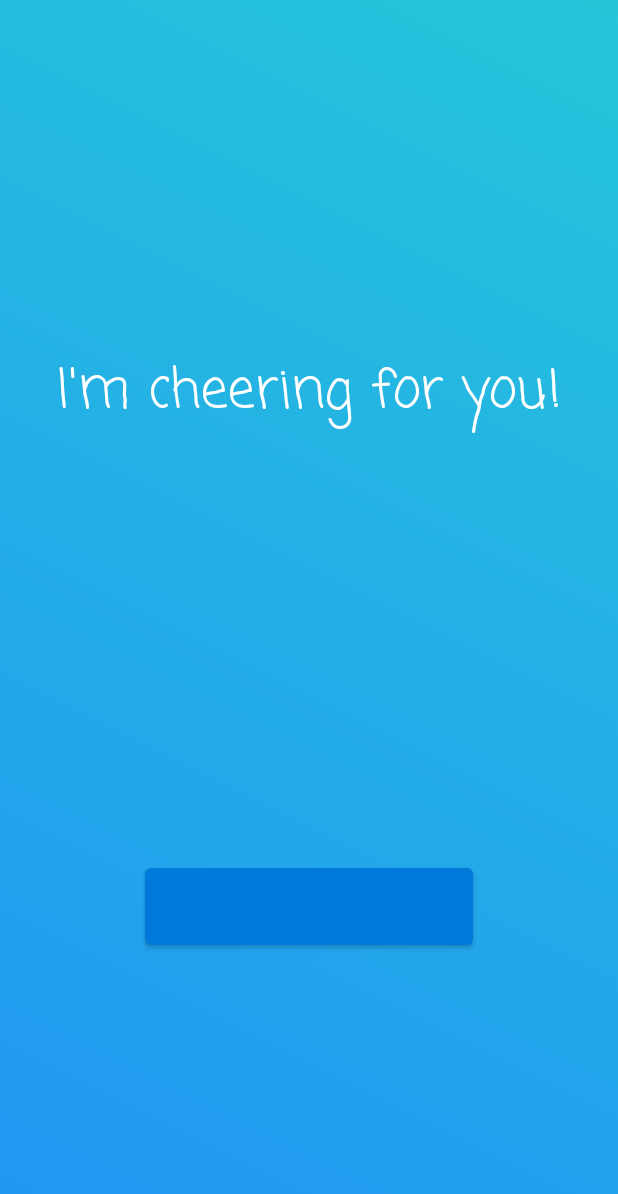
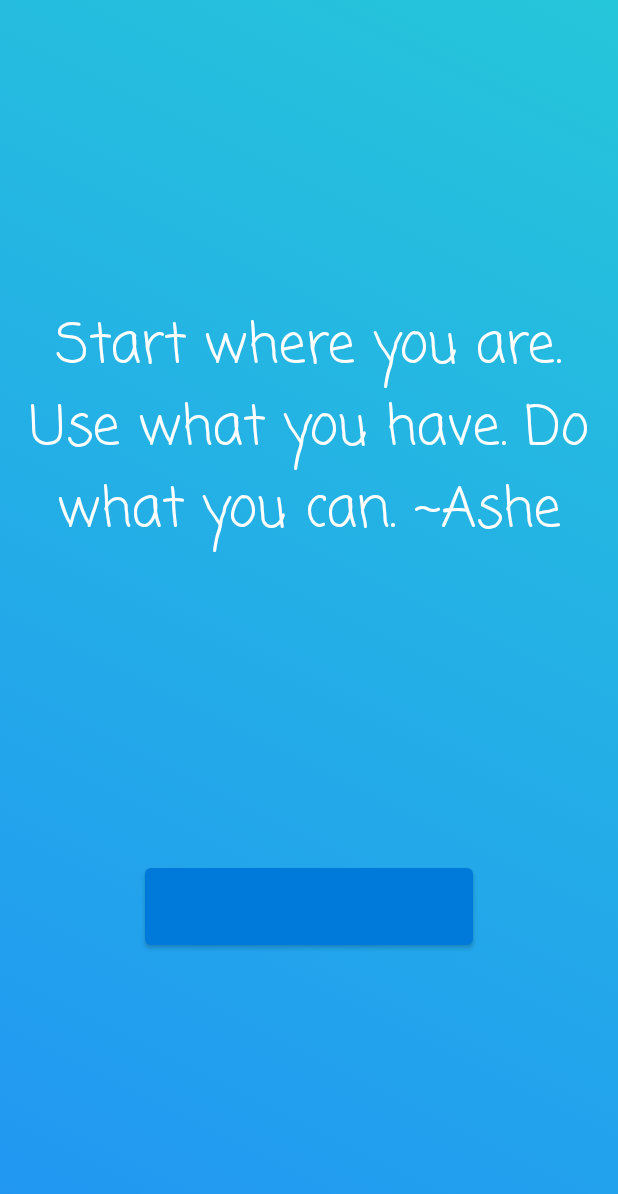
Before and after one commit to shiinee/encourage-bot, an Android app: the screen it shows after launch (MainActivity), on a phone screen of 412 x 824 dp. Shown: the top 1194 px of the screen. Run offline under Robolectric (Android 15) with nearby library versions, the phone set to English and light mode, and no system bars.

Commit message:
More messages. Also, more padding, because it looked weird.

```diff
--- a/app/src/main/res/layout/activity_main.xml
+++ b/app/src/main/res/layout/activity_main.xml
@@ -11,7 +11,7 @@
         android:id="@+id/encourageText"
         android:layout_width="wrap_content"
         android:layout_height="wrap_content"
-        android:padding="8dp"
+        android:padding="16dp"
         android:gravity="center"
         android:fontFamily="casual"
         android:text="@string/encouragement_loading"
--- a/app/src/main/res/values/strings.xml
+++ b/app/src/main/res/values/strings.xml
@@ -12,6 +12,14 @@
         <item>I\'m cheering for you!</item>
         <item>Don\'t be afraid. I\'m here with you.</item>
         <item>Be gentle with yourself. You\'re doing the best you can.</item>
-        <item>You are already capable of amazing things.</item>
+        <item>You are capable of amazing things.</item>
+        <item>You are the very best at being you.</item>
+        <item>Life is tough, but so are you.</item>
+        <item>Everything is hard before it is easy. ~Goethe</item>
+        <item>Be patient with yourself.</item>
+        <item>Don\'t underestimate yourself.</item>
+        <item>Trust yourself. You know more than you think you do.</item>
+        <item>Start where you are. Use what you have. Do what you can. ~Ashe</item>
+        <item>If you\'re going through hell, keep going. ~Churchill</item>
     </string-array>
 </resources>
```
